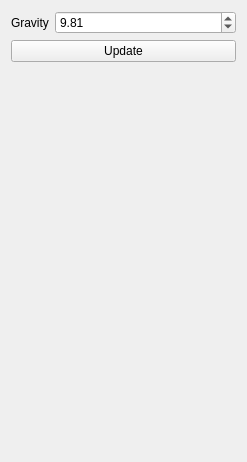
First picture: the form in forms/widgetfountain.ui, repository FilippoVenturini8/PhysicSimulations, before the edit.
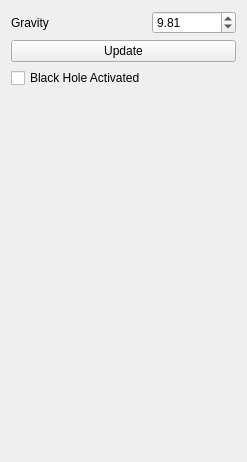
Second picture: the form after the edit.

Commit message: Implemented sphere collision and black hole attraction

```diff
--- a/forms/widgetfountain.ui
+++ b/forms/widgetfountain.ui
@@ -41,6 +41,13 @@
      </property>
     </widget>
    </item>
+   <item row="2" column="0">
+    <widget class="QCheckBox" name="blackHoleCheckBox">
+     <property name="text">
+      <string>Black Hole Activated</string>
+     </property>
+    </widget>
+   </item>
   </layout>
  </widget>
  <resources/>
```
The commit also changes 14 other files.
